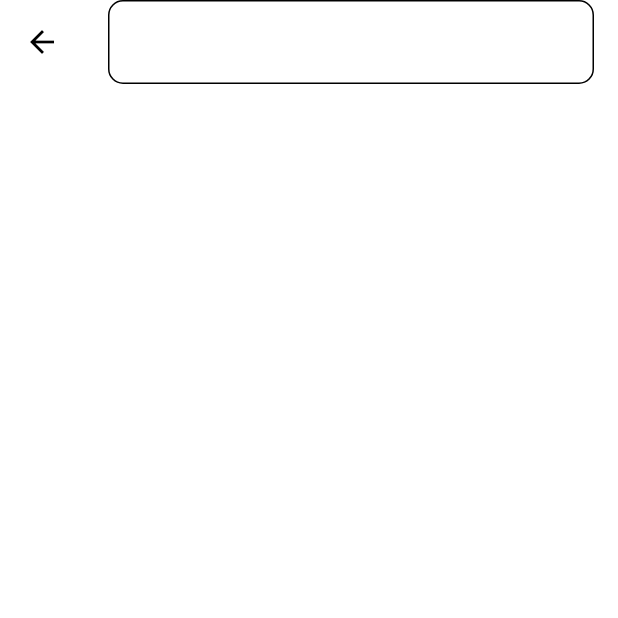
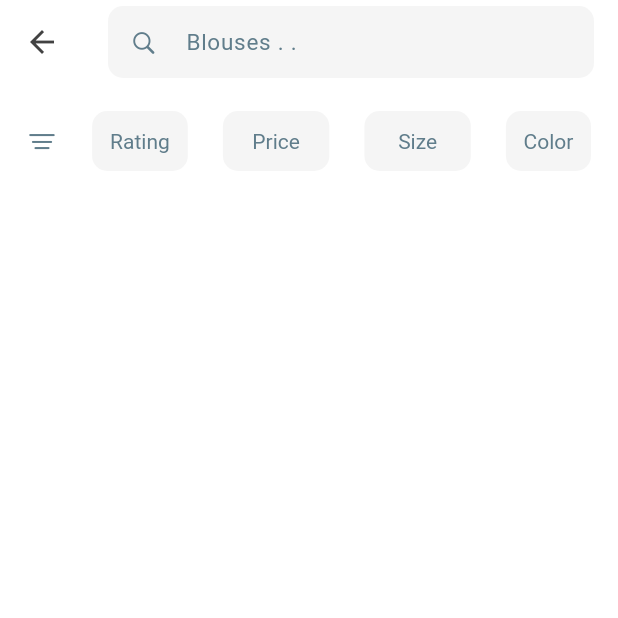
Before and after one commit to CMariuss/clothes_e_commerce, a Flutter app: the screen it shows after launch, after a tap on an icon or button, on a phone screen of 412 x 824 dp, the top half of it. Run offline on Flutter 3.47's test engine with Material 3 defaults, Android fonts, the phone set to English and light mode, and no system bars; our stand-ins replace google_nav_bar.

Commit message:
Adding the search filter in the 'explore_page.dart'

```diff
--- /dev/null
+++ b/lib/components/explore_filter_row.dart
@@ -0,0 +1,106 @@
+import 'package:flutter/cupertino.dart';
+import 'package:flutter/material.dart';
+
+class ExploreFilterRow extends StatefulWidget {
+  const ExploreFilterRow({super.key});
+
+  @override
+  State<ExploreFilterRow> createState() => _ExploreFilterRowState();
+}
+
+class _ExploreFilterRowState extends State<ExploreFilterRow> {
+  // Dropdown values
+  String selectedRating = 'Rating';
+  String selectedPrice = 'Price';
+  String selectedSize = 'Size';
+  String selectedColor = 'Color';
+
+  // Dropdown options
+  final List<String> ratingOptions = [
+    'Rating',
+    '1 Star',
+    '2 Stars',
+    '3 Stars',
+    '4 Stars',
+    '5 Stars'
+  ];
+  final List<String> priceOptions = ['Price', 'Low', 'Medium', 'High'];
+  final List<String> sizeOptions = ['Size', 'Small', 'Medium', 'Large'];
+  final List<String> colorOptions = [
+    'Color',
+    'Red',
+    'Blue',
+    'Green',
+    'Black',
+    'White'
+  ];
+
+  @override
+  Widget build(BuildContext context) {
+    return Padding(
+      padding: const EdgeInsets.all(8.0),
+      child: Row(
+        mainAxisAlignment: MainAxisAlignment.spaceBetween,
+        children: [
+          const Icon(
+            CupertinoIcons.line_horizontal_3_decrease,
+            color: Colors.blueGrey,
+            size: 20,
+          ),
+          // const SizedBox(width: 10),
+          _buildDropdown('Rating', selectedRating, ratingOptions, (value) {
+            setState(() {
+              selectedRating = value!;
+            });
+          }),
+          // const SizedBox(width: 10),
+          _buildDropdown('Price', selectedPrice, priceOptions, (value) {
+            setState(() {
+              selectedPrice = value!;
+            });
+          }),
+          // const SizedBox(width: 10),
+          _buildDropdown('Size', selectedSize, sizeOptions, (value) {
+            setState(() {
+              selectedSize = value!;
+            });
+          }),
+          // const SizedBox(width: 10),
+          _buildDropdown('Color', selectedColor, colorOptions, (value) {
+            setState(() {
+              selectedColor = value!;
+            });
+          }),
+        ],
+      ),
+    );
+  }
+}
+
+Widget _buildDropdown(String label, String currentValue, List<String> options,
+    ValueChanged<String?> onChanged) {
+  return Container(
+    padding: const EdgeInsets.symmetric(horizontal: 10, vertical: 10),
+    decoration: BoxDecoration(
+      color: Colors.grey.shade100,
+      borderRadius: BorderRadius.circular(10),
+    ),
+    height: 40,
+    child: DropdownButton<String>(
+      value: currentValue,
+      onChanged: onChanged,
+      alignment: Alignment.center,
+      style: const TextStyle(color: Colors.blueGrey),
+      borderRadius: BorderRadius.circular(10),
+      items: options.map((option) {
+        return DropdownMenuItem<String>(
+          value: option,
+          child: Center(child: Text(option)),
+        );
+      }).toList(),
+      underline: Container(height: 0),
+      icon: const SizedBox.shrink(),
+      isExpanded: false,
+    ),
+  );
+}
--- a/lib/components/search_text_field.dart
+++ b/lib/components/search_text_field.dart
@@ -1,3 +1,4 @@
+import 'package:flutter/cupertino.dart';
 import 'package:flutter/material.dart';
 
 class SearchTextField extends StatelessWidget {
@@ -8,8 +9,22 @@ class SearchTextField extends StatelessWidget {
     return TextField(
       decoration: InputDecoration(
           border: OutlineInputBorder(
-        borderRadius: BorderRadius.circular(10),
-      )),
+            borderRadius: BorderRadius.circular(10),
+            borderSide: BorderSide.none,
+          ),
+          filled: true,
+          fillColor: Colors.grey.shade100,
+          contentPadding: const EdgeInsets.symmetric(horizontal: 10),
+          prefixIcon: const Icon(
+            CupertinoIcons.search,
+            size: 18,
+            color: Colors.blueGrey,
+          ),
+          hintText: 'Blouses . .',
+          hintStyle: const TextStyle(
+            fontSize: 15,
+            color: Colors.blueGrey,
+          )),
     );
   }
 }
--- a/lib/main.dart
+++ b/lib/main.dart
@@ -3,7 +3,7 @@ import 'package:clothes_e_commerce/pages/categories_page.dart';
 import 'package:clothes_e_commerce/pages/company_page.dart';
 import 'package:clothes_e_commerce/pages/home_page.dart';
 import 'package:clothes_e_commerce/pages/products_page.dart';
-import 'package:clothes_e_commerce/pages/search_page.dart';
+import 'package:clothes_e_commerce/pages/explore_page.dart';
 import 'package:clothes_e_commerce/themes/light_mode.dart';
 import 'package:flutter/material.dart';
 
@@ -24,7 +24,7 @@ class ECommerceApp extends StatelessWidget {
         '/company_page': (context) => const CompanyPage(),
         '/products_page': (context) => const ProductsPage(),
         '/categories_page': (context) => const CategoriesPage(),
-        '/search_page': (context) => const SearchPage(),
+        '/search_page': (context) => const ExplorePage(),
         '/cart_page': (context) => const CartPage(),
       },
     );
--- /dev/null
+++ b/lib/pages/explore_page.dart
@@ -0,0 +1,38 @@
+import 'package:clothes_e_commerce/components/explore_filter_row.dart';
+import 'package:clothes_e_commerce/components/search_text_field.dart';
+import 'package:flutter/material.dart';
+
+class ExplorePage extends StatefulWidget {
+  const ExplorePage({super.key});
+
+  @override
+  State<ExplorePage> createState() => _ExplorePageState();
+}
+
+class _ExplorePageState extends State<ExplorePage> {
+  @override
+  Widget build(BuildContext context) {
+    return Scaffold(
+      appBar: AppBar(
+        title: const SearchTextField(),
+        foregroundColor: Colors.grey.shade800,
+      ),
+      body: const Center(
+        child: Padding(
+          padding: EdgeInsets.symmetric(horizontal: 10),
+          child: Column(
+            children: [
+              // filter row
+              SizedBox(height: 10),
+              ExploreFilterRow()
+
+              // categories
+
+              // product list
+            ],
+          ),
+        ),
+      ),
+    );
+  }
+}
--- a/lib/pages/search_page.dart
+++ /dev/null
@@ -1,20 +0,0 @@
-import 'package:clothes_e_commerce/components/search_text_field.dart';
-import 'package:flutter/material.dart';
-
-class SearchPage extends StatefulWidget {
-  const SearchPage({super.key});
-
-  @override
-  State<SearchPage> createState() => _SearchPageState();
-}
-
-class _SearchPageState extends State<SearchPage> {
-  @override
-  Widget build(BuildContext context) {
-    return Scaffold(
-      appBar: AppBar(
-        title: const SearchTextField(),
-      ),
-    );
-  }
-}
```
